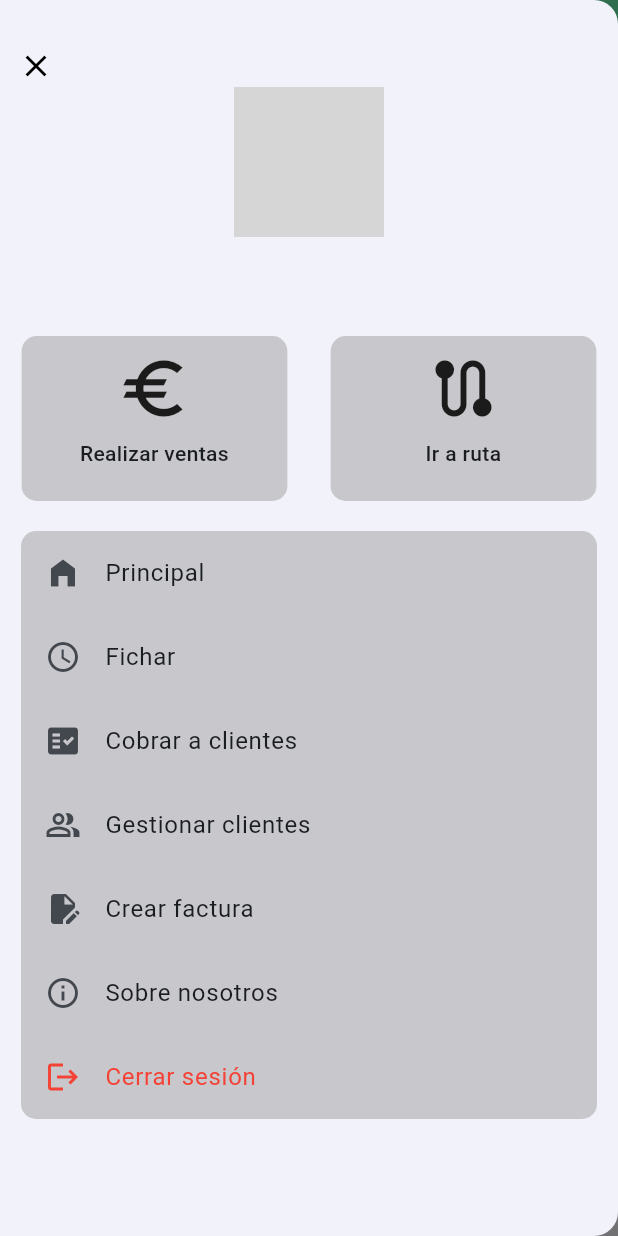
After one commit to adroloja/tupanApp, a Flutter app: the ClockScreen screen opened by its route, after a tap on the "menu" icon, on a phone screen of 412 x 824 dp. The commit adds this screen. Run offline on Flutter 3.47's test engine with Material 3 defaults, Android fonts, the phone set to English and light mode, and no system bars; our stand-ins replace dio, flutter_secure_storage, fluttertoast, go_router, jwt_decoder; accounts and stored records are empty; network calls fail; grey boxes are pictures that could not be loaded.

Commit message:
Custom app bar and drawer

```diff
--- a/tupan/lib/main.dart
+++ b/tupan/lib/main.dart
@@ -1,6 +1,7 @@
 import 'package:flutter/material.dart';
 import 'package:provider/provider.dart';
 import 'package:tupan/data/providers/auth_provider.dart';
+import 'package:tupan/presentation/themes/app_theme.dart';
 import 'package:tupan/routes/app_routes.dart';
 
 void main() {
@@ -18,10 +19,7 @@ class MyApp extends StatelessWidget {
         title: 'Flutter Demo',
         routerConfig: appRouter,
         debugShowCheckedModeBanner: false,
-        theme: ThemeData(
-          colorScheme: ColorScheme.fromSeed(seedColor: Colors.blueAccent),
-          useMaterial3: true,
-        ),
+        theme: AppTheme(selectedColor: 1).theme(),
       ),
     );
   }
--- /dev/null
+++ b/tupan/lib/presentation/screens/clock_screen.dart
@@ -0,0 +1,24 @@
+import 'package:flutter/material.dart';
+import 'package:tupan/presentation/widgets/custom_app_bar.dart';
+import 'package:tupan/presentation/widgets/custom_drawer.dart';
+
+class ClockScreen extends StatefulWidget {
+  static const String NAME = "clock_screen";
+  const ClockScreen({Key? key}) : super(key: key);
+
+  @override
+  _ClockScreenState createState() => _ClockScreenState();
+}
+
+class _ClockScreenState extends State<ClockScreen> {
+  @override
+  Widget build(BuildContext context) {
+    return Scaffold(
+      appBar: CustomAppBar(),
+      drawer: CustomDrawer(),
+      body: SafeArea(
+        child: Text("clock"),
+      ),
+    );
+  }
+}
--- a/tupan/lib/presentation/screens/login_screen.dart
+++ b/tupan/lib/presentation/screens/login_screen.dart
@@ -8,6 +8,7 @@ import 'package:tupan/utils/constants.dart';
 import 'package:tupan/utils/secure_storage.dart';
 
 class LoginScreen extends StatefulWidget {
+  static const String NAME = "login";
   LoginScreen({Key? key}) : super(key: key);
 
   @override
@@ -139,18 +140,16 @@ class _LoginScreenState extends State<LoginScreen> {
         context.go('/main'); // Ajusta esto a la ruta de tu pantalla principal
       } else {
         Fluttertoast.showToast(
-          fontSize: 18,
           toastLength: Toast.LENGTH_LONG,
           msg:
-              '\n Error al iniciar sesión, compruebe que su correo está verificado y/o la contraseña sea correcta \n',
+              ' Error al iniciar sesión, compruebe que su correo está verificado y/o la contraseña sea correcta ',
         );
       }
     } catch (e) {
       Fluttertoast.showToast(
-        fontSize: 18,
         toastLength: Toast.LENGTH_LONG,
         msg:
-            '\n Usuario y/o contraseña incorrectos. Por favor, inténtelo de nuevo \n',
+            ' Usuario y/o contraseña incorrectos. Por favor, inténtelo de nuevo ',
       );
     } finally {
       setState(() {
--- /dev/null
+++ b/tupan/lib/presentation/screens/main_screen.dart
@@ -0,0 +1,22 @@
+import 'package:flutter/material.dart';
+import 'package:tupan/presentation/widgets/custom_app_bar.dart';
+import 'package:tupan/presentation/widgets/custom_drawer.dart';
+
+class MainScreen extends StatefulWidget {
+  static const String NAME = "main_screen";
+  const MainScreen({Key? key}) : super(key: key);
+
+  @override
+  _MainScreenState createState() => _MainScreenState();
+}
+
+class _MainScreenState extends State<MainScreen> {
+  @override
+  Widget build(BuildContext context) {
+    return Scaffold(
+      appBar: CustomAppBar(),
+      drawer: CustomDrawer(),
+      body: SafeArea(child: Text("Hola")),
+    );
+  }
+}
--- a/tupan/lib/presentation/screens/screens.dart
+++ /dev/null
@@ -1,2 +0,0 @@
-export 'login_screen.dart';
-export 'signup_screen.dart';
--- a/tupan/lib/presentation/screens/signup_screen.dart
+++ b/tupan/lib/presentation/screens/signup_screen.dart
@@ -1,6 +1,7 @@
 import 'package:flutter/material.dart';
 
 class SignupScreen extends StatefulWidget {
+  static const String NAME = "signup_screen";
   const SignupScreen({Key? key}) : super(key: key);
 
   @override
--- /dev/null
+++ b/tupan/lib/presentation/themes/app_theme.dart
@@ -0,0 +1,28 @@
+import 'package:flutter/material.dart';
+
+const Color _customColor = Color(0xFF5C11D4);
+
+const List<Color> _colorThemes = [
+  _customColor,
+  Colors.blue,
+  Colors.teal,
+  Colors.green,
+  Colors.yellow,
+  Colors.orange,
+  Colors.pink,
+];
+
+class AppTheme {
+  final int selectedColor;
+
+  AppTheme({this.selectedColor = 0})
+      : assert(selectedColor >= 0 && selectedColor < _colorThemes.length - 1,
+            'Colors must be between 0 and ${_colorThemes.length}');
+  ThemeData theme() {
+    return ThemeData(
+      useMaterial3: true,
+      colorSchemeSeed: _colorThemes[selectedColor],
+      // brightness: Brightness.dark
+    );
+  }
+}
--- /dev/null
+++ b/tupan/lib/presentation/widgets/custom_app_bar.dart
@@ -0,0 +1,23 @@
+import 'package:flutter/material.dart';
+
+class CustomAppBar extends StatelessWidget implements PreferredSizeWidget {
+  const CustomAppBar({super.key});
+
+  @override
+  // TODO: implement preferredSize
+  Size get preferredSize => const Size.fromHeight(kToolbarHeight);
+
+  @override
+  Widget build(BuildContext context) {
+    return AppBar(
+      title: Text('Bienvenido'),
+      leading: IconButton(
+        icon: Icon(Icons.menu),
+        onPressed: () {
+          Scaffold.of(context).openDrawer();
+        },
+      ),
+      backgroundColor: Colors.greenAccent,
+    );
+  }
+}
--- /dev/null
+++ b/tupan/lib/presentation/widgets/custom_drawer.dart
@@ -0,0 +1,245 @@
+import 'package:flutter/material.dart';
+import 'package:go_router/go_router.dart';
+import 'package:tupan/presentation/screens/login_screen.dart';
+import 'package:tupan/routes/screens.dart';
+import 'package:tupan/utils/constants.dart';
+import 'package:tupan/utils/secure_storage.dart';
+
+class CustomDrawer extends StatelessWidget {
+  const CustomDrawer({Key? key});
+
+  @override
+  Widget build(BuildContext context) {
+    return Drawer(
+      width: MediaQuery.of(context).size.width,
+      child: ListView(
+        padding: EdgeInsets.zero,
+        children: [
+          Container(
+            child: Padding(
+              padding: const EdgeInsets.symmetric(vertical: 30.0),
+              child: Column(
+                children: [
+                  Align(
+                    alignment: Alignment.topLeft,
+                    child: Padding(
+                      padding: const EdgeInsets.symmetric(
+                          horizontal: 12.0, vertical: 2),
+                      child: GestureDetector(
+                        onTap: () {
+                          Navigator.of(context).pop();
+                        },
+                        child: Container(
+                          decoration: const BoxDecoration(
+                            shape: BoxShape.circle,
+                          ),
+                          child: const Icon(
+                            Icons.close,
+                            color: Colors.black,
+                          ),
+                        ),
+                      ),
+                    ),
+                  ),
+                  CircleAvatar(
+                    radius: 50.0,
+                    backgroundImage: const NetworkImage(
+                        'https://www.example.com/imagen_perfil.jpg'),
+                  ),
+                  //   CircleAvatar(
+                  //   radius: 50.0,
+                  //   backgroundImage: Credentials.selfie != null
+                  //       ? FileImage(Credentials.selfie!)
+                  //       : const NetworkImage(
+                  //           'https://www.example.com/imagen_perfil.jpg'),
+                  // ),
+                  const SizedBox(height: 10.0),
+                  Text(
+                    Credentials.username!.toUpperCase(),
+                    textAlign: TextAlign.center,
+                    style: const TextStyle(
+                      fontSize: 18.0,
+                      fontWeight: FontWeight.bold,
+                      color: Colors.black,
+                    ),
+                  ),
+                  // TextButton(
+                  //   onPressed: () {
+                  //     Navigator.of(context).pushNamed('/profile');
+                  //   },
+                  //   child: const Text(
+                  //     "Editar perfil",
+                  //     textAlign: TextAlign.center,
+                  //     style: TextStyle(
+                  //       fontSize: 16.0,
+                  //       color: Colors.blue,
+                  //     ),
+                  //   ),
+                  // )
+                ],
+              ),
+            ),
+          ),
+          Row(
+            mainAxisAlignment: MainAxisAlignment.spaceAround,
+            children: [
+              GestureDetector(
+                onTap: () {
+                  Navigator.of(context).pushReplacementNamed("/code");
+                },
+                child: Container(
+                  height: 110,
+                  width: MediaQuery.of(context).size.width * 0.43,
+                  padding: const EdgeInsets.all(10),
+                  decoration: BoxDecoration(
+                    color: Colors.grey.withOpacity(0.5),
+                    borderRadius: BorderRadius.circular(10),
+                  ),
+                  child: const Column(
+                    mainAxisSize: MainAxisSize.min,
+                    children: [
+                      // Icon(Icons.assignment_turned_in, size: 40),
+                      Icon(Icons.euro, size: 50),
+                      SizedBox(height: 8),
+                      Text(
+                        "Realizar ventas",
+                        textAlign: TextAlign.center,
+                        style: TextStyle(
+                          fontSize: 14,
+                          fontWeight: FontWeight.w500,
+                        ),
+                      ),
+                    ],
+                  ),
+                ),
+              ),
+              GestureDetector(
+                onTap: () {
+                  context.pushNamed(ClockScreen.NAME);
+                },
+                child: Container(
+                  height: 110,
+                  width: MediaQuery.of(context).size.width * 0.43,
+                  padding: const EdgeInsets.all(10),
+                  decoration: BoxDecoration(
+                    color: Colors.grey.withOpacity(0.5),
+                    borderRadius: BorderRadius.circular(10),
+                  ),
+                  child: const Column(
+                    mainAxisSize: MainAxisSize.min,
+                    children: [
+                      Icon(Icons.route, size: 50),
+                      SizedBox(height: 8),
+                      Text(
+                        "Ir a ruta",
+                        textAlign: TextAlign.center,
+                        style: TextStyle(
+                          fontSize: 14,
+                          fontWeight: FontWeight.w500,
+                        ),
+                      ),
+                    ],
+                  ),
+                ),
+              ),
+            ],
+          ),
+          const SizedBox(
+            height: 20,
+          ),
+          Padding(
+            padding: const EdgeInsets.symmetric(horizontal: 14.0),
+            child: Column(
+              children: [
+                Container(
+                  decoration: BoxDecoration(
+                    color: Colors.grey.withOpacity(0.5),
+                    borderRadius: BorderRadius.circular(10),
+                  ),
+                  child: Column(
+                    children: [
+                      ListTile(
+                        leading: const Icon(Icons.home_filled),
+                        title: const Text('Principal'),
+                        onTap: () {
+                          Navigator.of(context).pushNamed('/terms');
+                        },
+                      ),
+                      ListTile(
+                        leading: Icon(Icons.watch_later_outlined),
+                        title: Text('Fichar'),
+                        onTap: () {
+                          context.pushNamed(ClockScreen.NAME);
+                        },
+                      ),
+                      ListTile(
+                        leading: Icon(Icons.fact_check),
+                        title: Text('Cobrar a clientes'),
+                        onTap: () {
+                          Navigator.of(context).pushNamed('/inst');
+                        },
+                      ),
+                      ListTile(
+                        leading: const Icon(Icons.people_alt_outlined),
+                        title: const Text('Gestionar clientes'),
+                        onTap: () {
+                          Navigator.of(context).pushNamed('/help');
+                        },
+                      ),
+                      ListTile(
+                        leading: const Icon(Icons.edit_document),
+                        title: const Text('Crear factura'),
+                        onTap: () {
+                          Navigator.of(context).pushNamed('/priv_menu');
+                        },
+                      ),
+                      ListTile(
+                        leading: const Icon(Icons.info_outline),
+                        title: const Text('Sobre nosotros'),
+                        onTap: () {
+                          Navigator.of(context).pushNamed('/terms');
+                        },
+                      ),
+                      // ListTile(
+                      //   leading: const Icon(Icons.info_outlined),
+                      //   title: const Text('Sobre nosotros'),
+                      //   onTap: () {
+                      //     Navigator.of(context).pushNamed('/about');
+                      //   },
+                      // ),
+                      ListTile(
+                        leading: const Icon(
+                          Icons.logout,
+                          color: Colors.red,
+                        ),
+                        title: const Text(
+                          'Cerrar sesión',
+                          style: TextStyle(
+                            color: Colors.red,
+                          ),
+                        ),
+                        onTap: () => _logout(context),
+                      ),
+                    ],
+                  ),
+                ),
+                const SizedBox(
+                  height: 30,
+                ),
+              ],
+            ),
+          ),
+        ],
+      ),
+    );
+  }
+
+  Future<void> _logout(BuildContext context) async {
+    SecureStorage.delete(key: "username");
+    Navigator.of(context).pushReplacement(
+      MaterialPageRoute(
+        builder: (context) => LoginScreen(),
+      ),
+    );
+  }
+}
--- a/tupan/lib/routes/app_routes.dart
+++ b/tupan/lib/routes/app_routes.dart
@@ -1,24 +1,27 @@
 import 'package:go_router/go_router.dart';
-import 'package:tupan/presentation/screens/login_screen.dart';
-import 'package:tupan/presentation/screens/screens.dart';
+import '../routes/screens.dart';
 
 final appRouter = GoRouter(
   routes: [
     GoRoute(
       path: '/',
+      name: LoginScreen.NAME,
       builder: (context, state) => LoginScreen(),
     ),
     GoRoute(
       path: '/signup',
+      name: SignupScreen.NAME,
       builder: (context, state) => const SignupScreen(),
     ),
-    // GoRoute(
-    //   path: '/contact',
-    //   page: ContactPage(),
-    // ),
-    // GoRoute(
-    //   path: '*',
-    //   page: NotFoundPage(),
-    // ),
+    GoRoute(
+      path: '/main',
+      name: MainScreen.NAME,
+      builder: (context, state) => const MainScreen(),
+    ),
+    GoRoute(
+      path: '/clock',
+      name: ClockScreen.NAME,
+      builder: (context, state) => ClockScreen(),
+    ),
   ],
 );
--- /dev/null
+++ b/tupan/lib/routes/screens.dart
@@ -0,0 +1,4 @@
+export 'package:tupan/presentation/screens/clock_screen.dart';
+export 'package:tupan/presentation/screens/login_screen.dart';
+export 'package:tupan/presentation/screens/main_screen.dart';
+export 'package:tupan/presentation/screens/signup_screen.dart';
```
